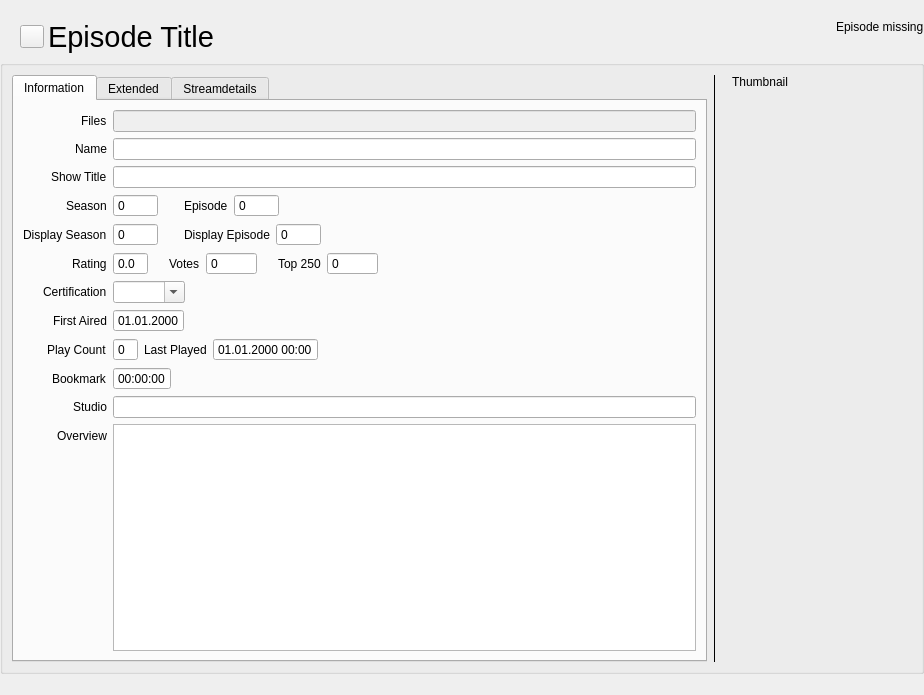
Above: src/ui/tv_show/TvShowWidgetEpisode.ui from Komet/MediaElch before the change. Below: the same form after it.
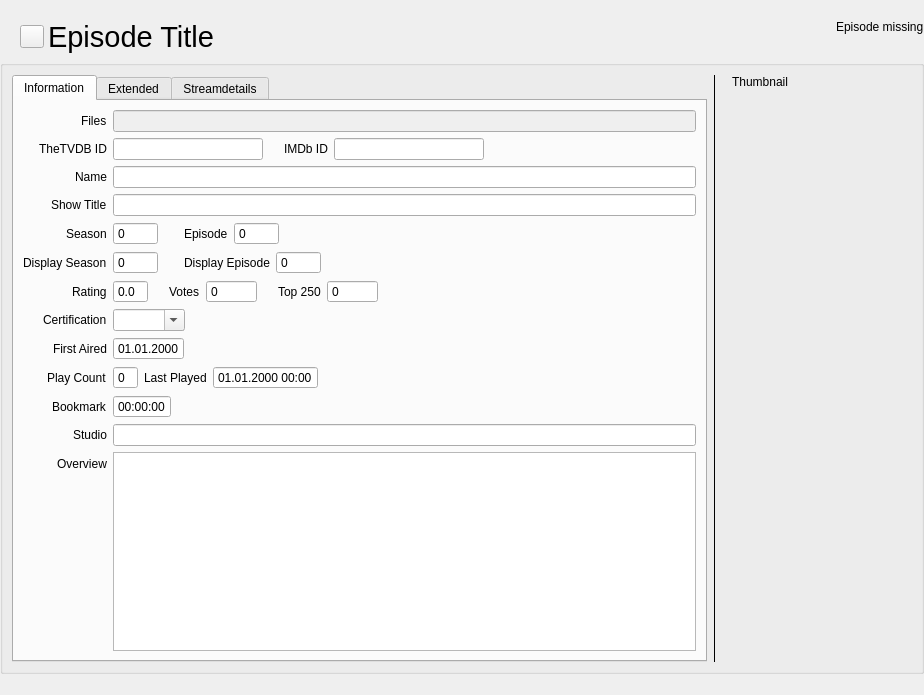
That is the form after the change. Icons and pictures are not drawn. Custom widgets are drawn as their Qt base class.

Commit message: [TvShowWidgetEpisode] Add TheTVDbId and IMDb ID as fields to episodes

Diff of the .ui file:
```diff
--- a/src/ui/tv_show/TvShowWidgetEpisode.ui
+++ b/src/ui/tv_show/TvShowWidgetEpisode.ui
@@ -161,33 +161,100 @@
              </widget>
             </item>
             <item row="1" column="0">
-             <widget class="QLabel" name="label_2">
+             <widget class="QLabel" name="lblTheTvDbId">
+              <property name="text">
+               <string>TheTVDB ID</string>
+              </property>
+             </widget>
+            </item>
+            <item row="1" column="1">
+             <layout class="QHBoxLayout" name="horizontalLayout_12">
+              <item>
+               <widget class="QLineEdit" name="tvdbId">
+                <property name="maximumSize">
+                 <size>
+                  <width>150</width>
+                  <height>16777215</height>
+                 </size>
+                </property>
+               </widget>
+              </item>
+              <item>
+               <spacer name="horizontalSpacer_12">
+                <property name="orientation">
+                 <enum>Qt::Horizontal</enum>
+                </property>
+                <property name="sizeType">
+                 <enum>QSizePolicy::Fixed</enum>
+                </property>
+                <property name="sizeHint" stdset="0">
+                 <size>
+                  <width>15</width>
+                  <height>20</height>
+                 </size>
+                </property>
+               </spacer>
+              </item>
+              <item>
+               <widget class="QLabel" name="lblImdbId">
+                <property name="text">
+                 <string>IMDb ID</string>
+                </property>
+               </widget>
+              </item>
+              <item>
+               <widget class="QLineEdit" name="imdbId">
+                <property name="maximumSize">
+                 <size>
+                  <width>150</width>
+                  <height>16777215</height>
+                 </size>
+                </property>
+               </widget>
+              </item>
+              <item>
+               <spacer name="horizontalSpacer_13">
+                <property name="orientation">
+                 <enum>Qt::Horizontal</enum>
+                </property>
+                <property name="sizeHint" stdset="0">
+                 <size>
+                  <width>40</width>
+                  <height>20</height>
+                 </size>
+                </property>
+               </spacer>
+              </item>
+             </layout>
+            </item>
+            <item row="2" column="0">
+             <widget class="QLabel" name="lblName">
               <property name="text">
                <string>Name</string>
               </property>
              </widget>
             </item>
-            <item row="1" column="1">
+            <item row="2" column="1">
              <widget class="QLineEdit" name="name"/>
             </item>
-            <item row="2" column="0">
-             <widget class="QLabel" name="label_3">
+            <item row="3" column="0">
+             <widget class="QLabel" name="lblShowTitle">
               <property name="text">
                <string>Show Title</string>
               </property>
              </widget>
             </item>
-            <item row="2" column="1">
+            <item row="3" column="1">
              <widget class="QLineEdit" name="showTitle"/>
             </item>
-            <item row="3" column="0">
-             <widget class="QLabel" name="label_6">
+            <item row="4" column="0">
+             <widget class="QLabel" name="lblSeason">
               <property name="text">
                <string>Season</string>
               </property>
              </widget>
             </item>
-            <item row="3" column="1">
+            <item row="4" column="1">
              <layout class="QHBoxLayout" name="horizontalLayout_6">
               <item>
                <widget class="QSpinBox" name="season">
@@ -234,28 +301,164 @@
               </item>
              </layout>
             </item>
-            <item row="4" column="0">
-             <widget class="QLabel" name="label_13">
+            <item row="5" column="0">
+             <widget class="QLabel" name="lblDisplaySeason">
               <property name="text">
                <string>Display Season</string>
               </property>
              </widget>
             </item>
-            <item row="5" column="0">
-             <widget class="QLabel" name="label_4">
+            <item row="5" column="1">
+             <layout class="QHBoxLayout" name="horizontalLayout_7">
+              <item>
+               <widget class="QSpinBox" name="displaySeason">
+                <property name="buttonSymbols">
+                 <enum>QAbstractSpinBox::NoButtons</enum>
+                </property>
+                <property name="minimum">
+                 <number>-1</number>
+                </property>
+                <property name="maximum">
+                 <number>99999</number>
+                </property>
+               </widget>
+              </item>
+              <item>
+               <spacer name="horizontalSpacer_5">
+                <property name="orientation">
+                 <enum>Qt::Horizontal</enum>
+                </property>
+                <property name="sizeType">
+                 <enum>QSizePolicy::Fixed</enum>
+                </property>
+                <property name="sizeHint" stdset="0">
+                 <size>
+                  <width>20</width>
+                  <height>20</height>
+                 </size>
+                </property>
+               </spacer>
+              </item>
+              <item>
+               <widget class="QLabel" name="lblDisplayEpisode">
+                <property name="text">
+                 <string>Display Episode</string>
+                </property>
+               </widget>
+              </item>
+              <item>
+               <widget class="QSpinBox" name="displayEpisode">
+                <property name="buttonSymbols">
+                 <enum>QAbstractSpinBox::NoButtons</enum>
+                </property>
+                <property name="minimum">
+                 <number>-1</number>
+                </property>
+                <property name="maximum">
+                 <number>99999</number>
+                </property>
+               </widget>
+              </item>
+             </layout>
+            </item>
+            <item row="6" column="0">
+             <widget class="QLabel" name="lblRating">
               <property name="text">
                <string>Rating</string>
               </property>
              </widget>
             </item>
-            <item row="6" column="0">
-             <widget class="QLabel" name="label_8">
+            <item row="6" column="1">
+             <layout class="QHBoxLayout" name="horizontalLayout_11">
+              <item>
+               <widget class="QDoubleSpinBox" name="rating">
+                <property name="buttonSymbols">
+                 <enum>QAbstractSpinBox::NoButtons</enum>
+                </property>
+                <property name="decimals">
+                 <number>1</number>
+                </property>
+                <property name="maximum">
+                 <double>10.000000000000000</double>
+                </property>
+               </widget>
+              </item>
+              <item>
+               <spacer name="horizontalSpacer_11">
+                <property name="orientation">
+                 <enum>Qt::Horizontal</enum>
+                </property>
+                <property name="sizeType">
+                 <enum>QSizePolicy::Fixed</enum>
+                </property>
+                <property name="sizeHint" stdset="0">
+                 <size>
+                  <width>15</width>
+                  <height>20</height>
+                 </size>
+                </property>
+               </spacer>
+              </item>
+              <item>
+               <widget class="QLabel" name="lblVotes">
+                <property name="text">
+                 <string>Votes</string>
+                </property>
+               </widget>
+              </item>
+              <item>
+               <widget class="MySpinBox" name="votes">
+                <property name="buttonSymbols">
+                 <enum>QAbstractSpinBox::NoButtons</enum>
+                </property>
+                <property name="maximum">
+                 <number>9999999</number>
+                </property>
+               </widget>
+              </item>
+              <item>
+               <spacer name="horizontalSpacer_8">
+                <property name="orientation">
+                 <enum>Qt::Horizontal</enum>
+                </property>
+                <property name="sizeType">
+                 <enum>QSizePolicy::Fixed</enum>
+                </property>
+                <property name="sizeHint" stdset="0">
+                 <size>
+                  <width>15</width>
+                  <height>20</height>
+                 </size>
+                </property>
+               </spacer>
+              </item>
+              <item>
+               <widget class="QLabel" name="lblTop250">
+                <property name="text">
+                 <string>Top 250</string>
+                </property>
+               </widget>
+              </item>
+              <item>
+               <widget class="MySpinBox" name="top250">
+                <property name="buttonSymbols">
+                 <enum>QAbstractSpinBox::NoButtons</enum>
+                </property>
+                <property name="maximum">
+                 <number>9999999</number>
+                </property>
+               </widget>
+              </item>
+             </layout>
+            </item>
+            <item row="7" column="0">
+             <widget class="QLabel" name="lblCertification">
               <property name="text">
                <string>Certification</string>
               </property>
              </widget>
             </item>
-            <item row="6" column="1">
+            <item row="7" column="1">
              <widget class="QComboBox" name="certification">
               <property name="editable">
                <bool>true</bool>
@@ -265,14 +468,14 @@
               </property>
              </widget>
             </item>
-            <item row="7" column="0">
-             <widget class="QLabel" name="label_5">
+            <item row="8" column="0">
+             <widget class="QLabel" name="lblFirstAired">
               <property name="text">
                <string>First Aired</string>
               </property>
              </widget>
             </item>
-            <item row="7" column="1">
+            <item row="8" column="1">
              <widget class="QDateEdit" name="firstAired">
               <property name="buttonSymbols">
                <enum>QAbstractSpinBox::NoButtons</enum>
@@ -282,87 +485,14 @@
               </property>
              </widget>
             </item>
-            <item row="8" column="0">
-             <widget class="QLabel" name="label_10">
+            <item row="9" column="0">
+             <widget class="QLabel" name="lblPlayCount">
               <property name="text">
                <string>Play Count</string>
               </property>
              </widget>
             </item>
-            <item row="10" column="0">
-             <widget class="QLabel" name="label_9">
-              <property name="text">
-               <string>Studio</string>
-              </property>
-             </widget>
-            </item>
-            <item row="10" column="1">
-             <widget class="QLineEdit" name="studio"/>
-            </item>
-            <item row="11" column="0">
-             <widget class="QLabel" name="label_15">
-              <property name="text">
-               <string>Overview</string>
-              </property>
-             </widget>
-            </item>
-            <item row="11" column="1">
-             <widget class="QTextEdit" name="overview"/>
-            </item>
-            <item row="4" column="1">
-             <layout class="QHBoxLayout" name="horizontalLayout_7">
-              <item>
-               <widget class="QSpinBox" name="displaySeason">
-                <property name="buttonSymbols">
-                 <enum>QAbstractSpinBox::NoButtons</enum>
-                </property>
-                <property name="minimum">
-                 <number>-1</number>
-                </property>
-                <property name="maximum">
-                 <number>99999</number>
-                </property>
-               </widget>
-              </item>
-              <item>
-               <spacer name="horizontalSpacer_5">
-                <property name="orientation">
-                 <enum>Qt::Horizontal</enum>
-                </property>
-                <property name="sizeType">
-                 <enum>QSizePolicy::Fixed</enum>
-                </property>
-                <property name="sizeHint" stdset="0">
-                 <size>
-                  <width>20</width>
-                  <height>20</height>
-                 </size>
-                </property>
-               </spacer>
-              </item>
-              <item>
-               <widget class="QLabel" name="label_12">
-                <property name="text">
-                 <string>Display Episode</string>
-                </property>
-               </widget>
-              </item>
-              <item>
-               <widget class="QSpinBox" name="displayEpisode">
-                <property name="buttonSymbols">
-                 <enum>QAbstractSpinBox::NoButtons</enum>
-                </property>
-                <property name="minimum">
-                 <number>-1</number>
-                </property>
-                <property name="maximum">
-                 <number>99999</number>
-                </property>
-               </widget>
-              </item>
-             </layout>
-            </item>
-            <item row="8" column="1">
+            <item row="9" column="1">
              <layout class="QHBoxLayout" name="horizontalLayout">
               <item>
                <widget class="QSpinBox" name="playCount">
@@ -390,14 +520,14 @@
               </item>
              </layout>
             </item>
-            <item row="9" column="0">
+            <item row="10" column="0">
              <widget class="QLabel" name="labelBookmark">
               <property name="text">
                <string>Bookmark</string>
               </property>
              </widget>
             </item>
-            <item row="9" column="1">
+            <item row="10" column="1">
              <widget class="QTimeEdit" name="epBookmark">
               <property name="buttonSymbols">
                <enum>QAbstractSpinBox::NoButtons</enum>
@@ -407,88 +537,25 @@
               </property>
              </widget>
             </item>
-            <item row="5" column="1">
-             <layout class="QHBoxLayout" name="horizontalLayout_11">
-              <item>
-               <widget class="QDoubleSpinBox" name="rating">
-                <property name="buttonSymbols">
-                 <enum>QAbstractSpinBox::NoButtons</enum>
-                </property>
-                <property name="decimals">
-                 <number>1</number>
-                </property>
-                <property name="maximum">
-                 <double>10.000000000000000</double>
-                </property>
-               </widget>
-              </item>
-              <item>
-               <spacer name="horizontalSpacer_11">
-                <property name="orientation">
-                 <enum>Qt::Horizontal</enum>
-                </property>
-                <property name="sizeType">
-                 <enum>QSizePolicy::Fixed</enum>
-                </property>
-                <property name="sizeHint" stdset="0">
-                 <size>
-                  <width>15</width>
-                  <height>20</height>
-                 </size>
-                </property>
-               </spacer>
-              </item>
-              <item>
-               <widget class="QLabel" name="label_19">
-                <property name="text">
-                 <string>Votes</string>
-                </property>
-               </widget>
-              </item>
-              <item>
-               <widget class="MySpinBox" name="votes">
-                <property name="buttonSymbols">
-                 <enum>QAbstractSpinBox::NoButtons</enum>
-                </property>
-                <property name="maximum">
-                 <number>9999999</number>
-                </property>
-               </widget>
-              </item>
-              <item>
-               <spacer name="horizontalSpacer_8">
-                <property name="orientation">
-                 <enum>Qt::Horizontal</enum>
-                </property>
-                <property name="sizeType">
-                 <enum>QSizePolicy::Fixed</enum>
-                </property>
-                <property name="sizeHint" stdset="0">
-                 <size>
-                  <width>15</width>
-                  <height>20</height>
-                 </size>
-                </property>
-               </spacer>
-              </item>
-              <item>
-               <widget class="QLabel" name="label_20">
-                <property name="text">
-                 <string>Top 250</string>
-                </property>
-               </widget>
-              </item>
-              <item>
-               <widget class="MySpinBox" name="top250">
-                <property name="buttonSymbols">
-                 <enum>QAbstractSpinBox::NoButtons</enum>
-                </property>
-                <property name="maximum">
-                 <number>9999999</number>
-                </property>
-               </widget>
-              </item>
-             </layout>
+            <item row="11" column="0">
+             <widget class="QLabel" name="lblStudio">
+              <property name="text">
+               <string>Studio</string>
+              </property>
+             </widget>
+            </item>
+            <item row="11" column="1">
+             <widget class="QLineEdit" name="studio"/>
+            </item>
+            <item row="12" column="0">
+             <widget class="QLabel" name="lblOverview">
+              <property name="text">
+               <string>Overview</string>
+              </property>
+             </widget>
+            </item>
+            <item row="12" column="1">
+             <widget class="QTextEdit" name="overview"/>
             </item>
            </layout>
           </item>
```
Left out of the diff: 14 changed lines with no effect on the pictures. The commit also changes 5 other files.
